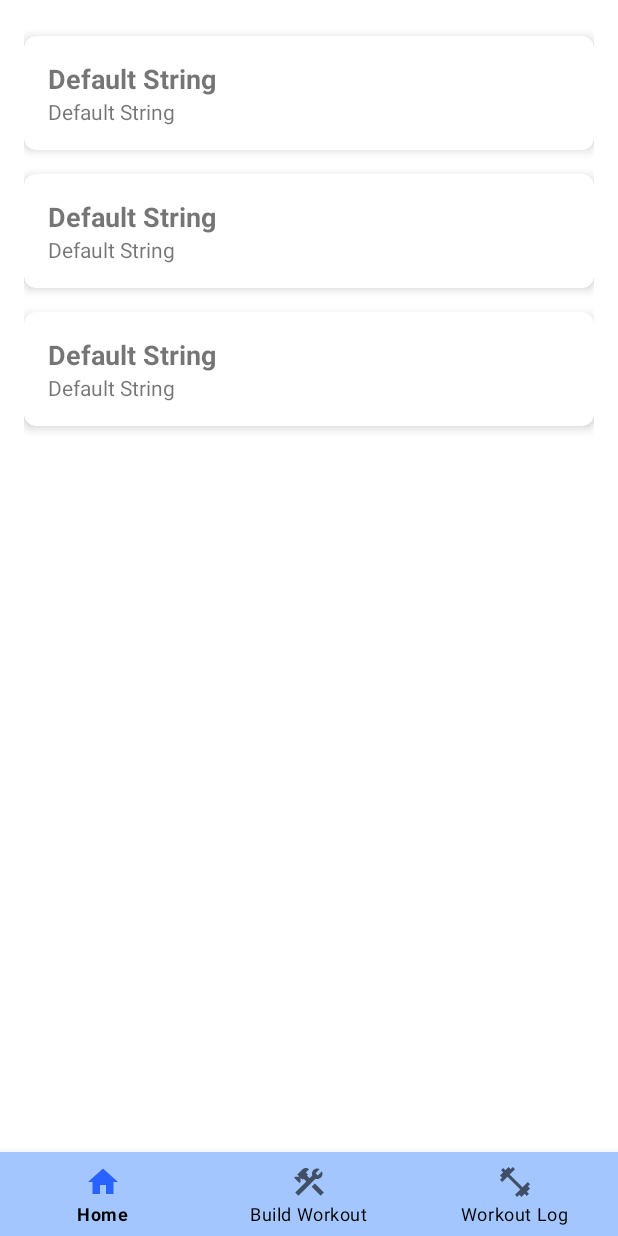
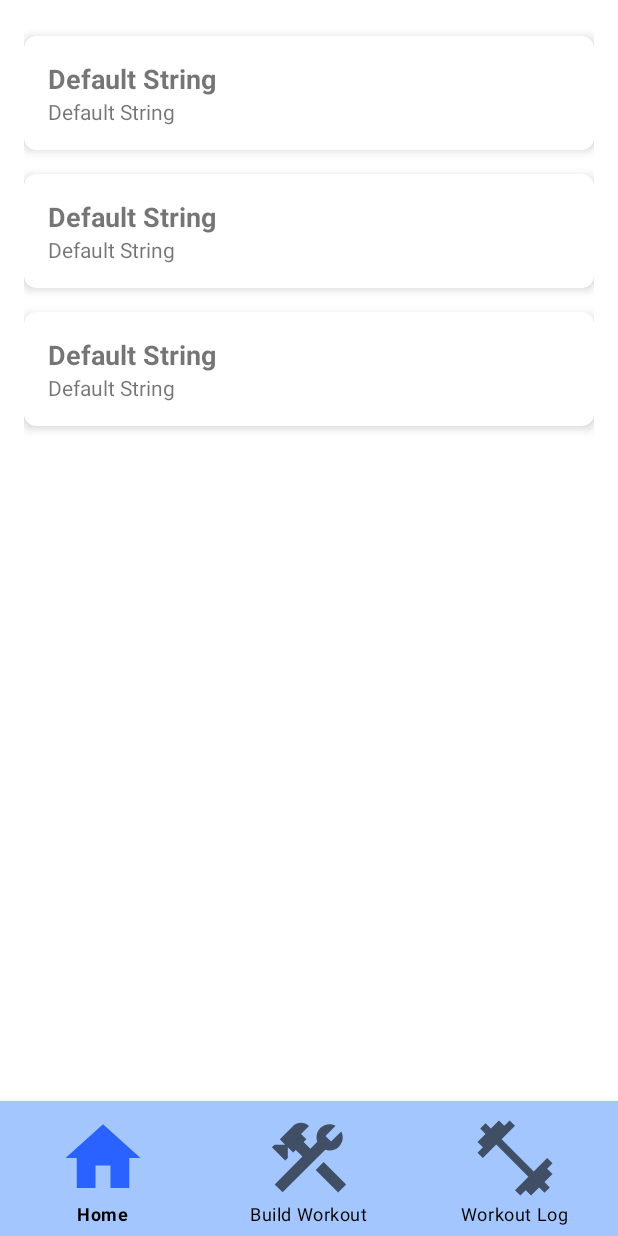
Before and after one commit to RamatjyotSingh/GymBuddyApp, an Android app: the layout activity_main.xml on its own in the app's theme, with its tools: preview values and no code run, on a phone screen of 412 x 824 dp. Run offline under Robolectric (Android 15) with nearby library versions, the light colour scheme and no system bars.

Commit message:
made nav bar a better size for vertical orientation. Added padding to workout log detail page

```diff
--- a/app/src/main/res/layout/activity_main.xml
+++ b/app/src/main/res/layout/activity_main.xml
@@ -24,10 +24,10 @@
     <com.google.android.material.bottomnavigation.BottomNavigationView
         android:id="@+id/bottomNavigationView"
         android:layout_width="match_parent"
-        android:layout_height="56dp"
+        android:layout_height="90dp"
         android:layout_alignParentBottom="true"
         android:background="@drawable/nav_bar_border"
-        app:itemIconSize="24dp"
+        app:itemIconSize="60dp"
         app:itemTextColor="@android:color/black"
         app:menu="@menu/nav_bar" />
 
--- a/app/src/main/res/layout/activity_workout_builder.xml
+++ b/app/src/main/res/layout/activity_workout_builder.xml
@@ -80,10 +80,10 @@
     <com.google.android.material.bottomnavigation.BottomNavigationView
         android:id="@+id/bottomNavigationView"
         android:layout_width="match_parent"
-        android:layout_height="56dp"
+        android:layout_height="90dp"
         android:layout_alignParentBottom="true"
         android:background="@drawable/nav_bar_border"
-        app:itemIconSize="24dp"
+        app:itemIconSize="60dp"
         app:itemTextColor="@android:color/black"
         app:layout_constraintBottom_toBottomOf="parent"
         app:layout_constraintEnd_toEndOf="parent"
--- a/app/src/main/res/layout/activity_workout_log.xml
+++ b/app/src/main/res/layout/activity_workout_log.xml
@@ -33,10 +33,10 @@
     <com.google.android.material.bottomnavigation.BottomNavigationView
         android:id="@+id/bottomNavigationView"
         android:layout_width="match_parent"
-        android:layout_height="56dp"
+        android:layout_height="90dp"
         android:layout_alignParentBottom="true"
         android:background="@drawable/nav_bar_border"
-        app:itemIconSize="24dp"
+        app:itemIconSize="60dp"
         app:itemTextColor="@android:color/black"
         app:menu="@menu/nav_bar" />
 </RelativeLayout>
--- a/app/src/main/res/layout/activity_workout_log_detail.xml
+++ b/app/src/main/res/layout/activity_workout_log_detail.xml
@@ -4,6 +4,7 @@
     xmlns:tools="http://schemas.android.com/tools"
     android:layout_width="match_parent"
     android:layout_height="match_parent"
+    android:padding="16dp"
     android:layout_margin="12dp">
 
     <LinearLayout
```
